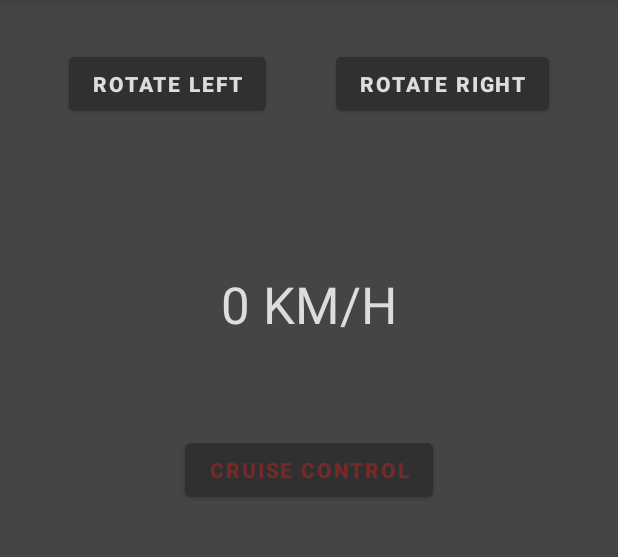
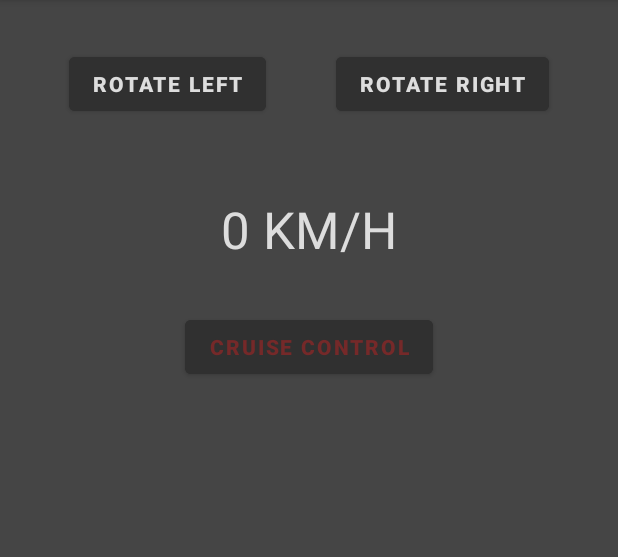
Before and after one commit to ETS-Android5/group-13, an Android app: the screen it shows after launch (MainActivity), on a phone screen of 412 x 824 dp, the part 84-641 px from its top. Run offline under Robolectric (Android 15) with nearby library versions, the phone set to English and light mode, and no system bars; libraries missing offline, so code that uses them is left out: org.eclipse.paho; 2 statements that could not run were skipped.

Commit message:
Compatibility for Pixel 2
Project Manager decided on Pixel 2 as target device so some compatibility changes were made for the design to fix the new device.

```diff
--- a/CarControl/app/src/main/res/layout/activity_main.xml
+++ b/CarControl/app/src/main/res/layout/activity_main.xml
@@ -39,7 +39,7 @@
         android:id="@+id/lblSpeed"
         android:layout_width="wrap_content"
         android:layout_height="wrap_content"
-        android:layout_marginTop="100dp"
+        android:layout_marginTop="50dp"
         android:background="@null"
         android:ems="10"
         android:enabled="false"
@@ -56,7 +56,7 @@
         android:id="@+id/CRUISE_CONTROL"
         android:layout_width="wrap_content"
         android:layout_height="wrap_content"
-        android:layout_marginTop="64dp"
+        android:layout_marginTop="32dp"
         android:background="@null"
         android:backgroundTint="#303030"
         android:text="CRUISE CONTROL"
```
